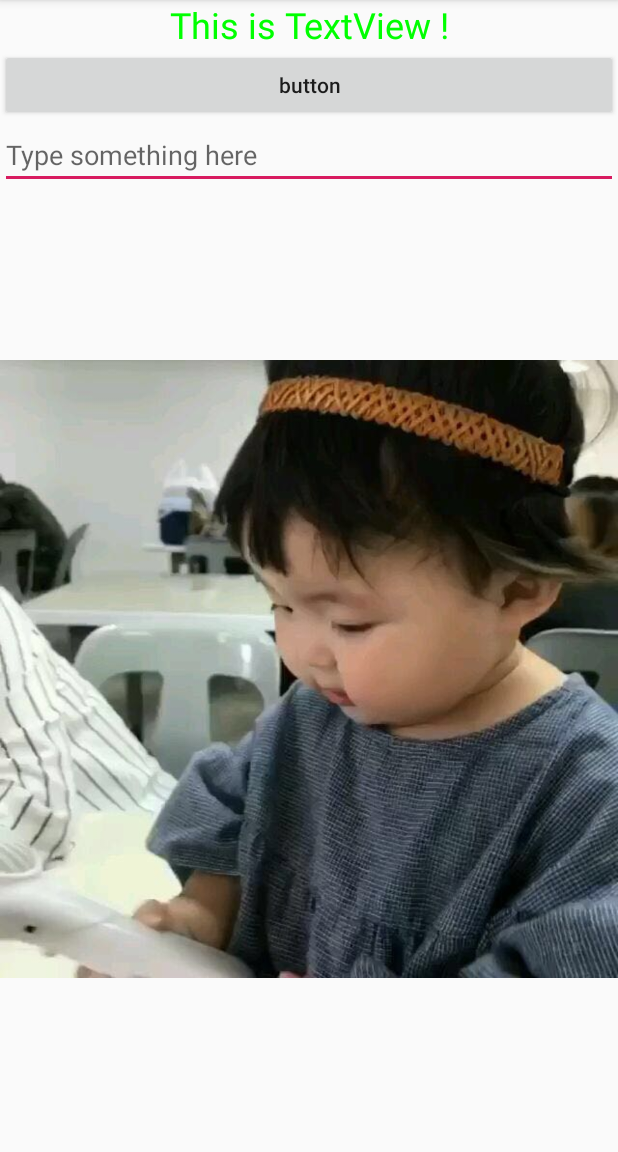
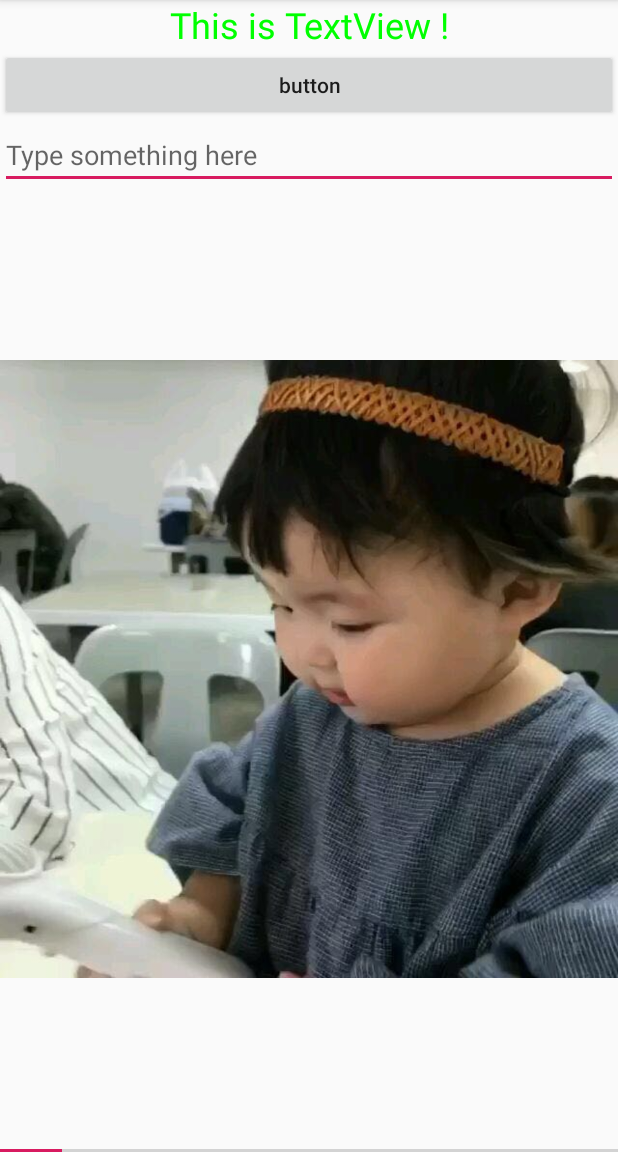
Before and after one commit to zhouyu1123/Android-sample, an Android app: the screen it shows after launch (MainActivity), after a tap on "button", on a phone screen of 412 x 824 dp, the part 84-1236 px from its top. Run offline under Robolectric (Android 15) with nearby library versions, the phone set to English and light mode, and no system bars.

Commit message:
3.2.5 ProgressBar

```diff
--- a/UIWidgetTest/app/src/main/java/com/example/uiwidgettest/MainActivity.java
+++ b/UIWidgetTest/app/src/main/java/com/example/uiwidgettest/MainActivity.java
@@ -8,6 +8,7 @@ import android.view.View;
 import android.widget.Button;
 import android.widget.EditText;
 import android.widget.ImageView;
+import android.widget.ProgressBar;
 import android.widget.Toast;
 
 public class MainActivity extends AppCompatActivity {
@@ -17,22 +18,40 @@ public class MainActivity extends AppCompatActivity {
     /* 3.2.4 ImageView */
     private ImageView imageView;
 
+    /* 3.2.5 ProgressBar */
+    private ProgressBar progressBar;
+
      String TAG = "mainActivityTag";
     @Override
     protected void onCreate(Bundle savedInstanceState) {
         super.onCreate(savedInstanceState);
         setContentView(R.layout.activity_main);
 
+        /* 3.2.5 ProgressBar */
+        progressBar = (ProgressBar) findViewById(R.id.progress_bar);
+
+        /* 3.2.4 ImageView */
+        imageView = (ImageView) findViewById(R.id.image_view);
+
+
         /* 3.2.3  Edittext */
         editText = (EditText) findViewById(R.id.edit_text);
 
-        /* 3.2.4 ImageView */
-        imageView = (ImageView) findViewById(R.id.image_view);
 
         Button button = (Button) findViewById(R.id.button);
         button.setOnClickListener(new View.OnClickListener() {
             @Override
             public void onClick(View v) {
+
+                /* 3.2.5 ProgressBar */
+//                if (progressBar.getVisibility() == View.GONE){
+//                    progressBar.setVisibility(View.VISIBLE);
+//                } else {
+//                    progressBar.setVisibility(View.GONE);
+//                }
+                int progress = progressBar.getProgress();
+                progress = progress + 10;
+                progressBar.setProgress(progress);
 
                 /* 3.2.4 ImageView */
                 imageView.setImageResource(R.drawable.image2);
--- a/UIWidgetTest/app/src/main/res/layout/activity_main.xml
+++ b/UIWidgetTest/app/src/main/res/layout/activity_main.xml
@@ -47,4 +47,14 @@
     </ImageView>
 
 
+    <!-- 3.2.5 ProgressBar -->
+    <ProgressBar
+        android:layout_width="match_parent"
+        android:layout_height="wrap_content"
+        android:id = "@+id/progress_bar"
+        style="?android:attr/progressBarStyleHorizontal"
+        android:max="100">
+    </ProgressBar>
+
+
 </LinearLayout>
```
